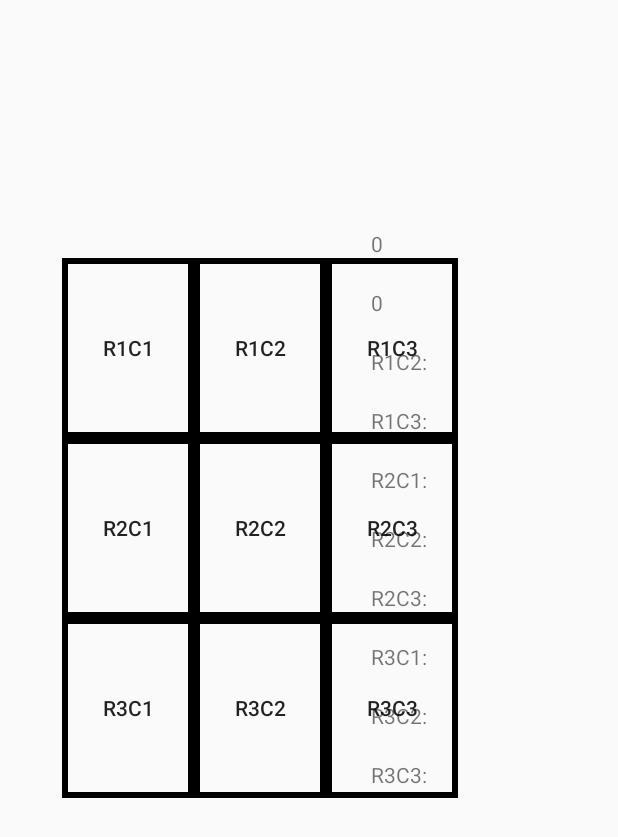
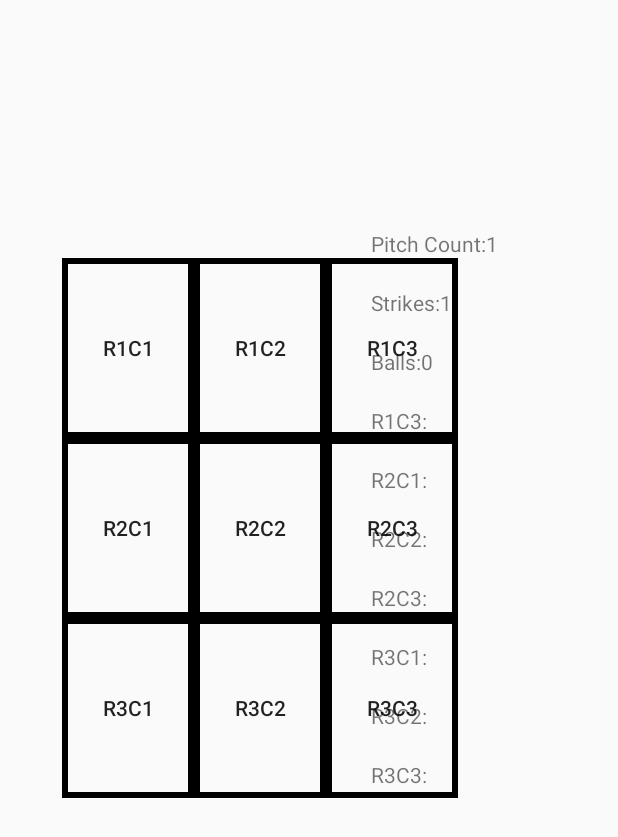
Before and after one commit to connor-dean/PitchersEye, an Android app: the TaggingActivity screen opened directly, with no data from a screen before it, after a tap on "R1C1", on a phone screen of 412 x 824 dp. Shown: the top 837 px of the screen. Run offline under Robolectric (Android 15) with nearby library versions, the phone set to English and light mode, and no system bars.

Commit message:
Added events for buttons

```diff
--- a/app/src/main/java/pitcherseye/pitcherseye/Activities/TaggingActivity.java
+++ b/app/src/main/java/pitcherseye/pitcherseye/Activities/TaggingActivity.java
@@ -5,6 +5,7 @@ import android.content.Context;
 import android.content.Intent;
 import android.support.v7.app.AppCompatActivity;
 import android.os.Bundle;
+import android.util.Log;
 import android.view.View;
 import android.widget.Button;
 import android.widget.TextView;
@@ -23,9 +24,10 @@ public class TaggingActivity extends Activity {
     Button mR3C1;
     Button mR3C2;
     Button mR3C3;
+    Button mFinishGame;
     TextView mPitchCount;
-    TextView mTextR1C1;
-    TextView mTextR1C2;
+    TextView mTextStrikes;
+    TextView mTextBalls;
     TextView mTextR1C3;
     TextView mTextR2C1;
     TextView mTextR2C2;
@@ -37,7 +39,10 @@ public class TaggingActivity extends Activity {
     // Request Code
     int REQUEST_CODE_CALCULATE = 0;
 
-    int totalPitchCount = 0;
+    int pitchCounter = 0;
+    int[] totalPitchCount = new int[pitchCounter];
+    int strikes = 0;
+    int balls = 0;
 
     int count_R1C1 = 0;
     int count_R1C2 = 0;
@@ -62,14 +67,15 @@ public class TaggingActivity extends Activity {
         mR2C1 = (Button) findViewById(R.id.btnR2C1);
         mR2C2 = (Button) findViewById(R.id.btnR2C2);
         mR2C3 = (Button) findViewById(R.id.btnR2C3);
-        mR3C1 = (Button) findViewById(R.id.btnR1C1);
-        mR3C2 = (Button) findViewById(R.id.btnR2C2);
+        mR3C1 = (Button) findViewById(R.id.btnR3C1);
+        mR3C2 = (Button) findViewById(R.id.btnR3C2);
         mR3C3 = (Button) findViewById(R.id.btnR3C3);
+        mFinishGame = (Button) findViewById(R.id.btn_finish_game);
 
         // Instantiate TextViews
-        mPitchCount = (TextView) findViewById(R.id.txt_pitch_count);
-        mTextR1C1 = (TextView) findViewById(R.id.txt_R1C1);
-        mTextR1C2 = (TextView) findViewById(R.id.txt_R1C2);
+        mPitchCount = (TextView) findViewById(R.id.txt_pitch_count_counter);
+        mTextStrikes = (TextView) findViewById(R.id.txt_strikes_counter);
+        mTextBalls = (TextView) findViewById(R.id.txt_balls_counter);
         mTextR1C3 = (TextView) findViewById(R.id.txt_R1C3);
         mTextR2C1 = (TextView) findViewById(R.id.txt_R2C1);
         mTextR2C2 = (TextView) findViewById(R.id.txt_R2C2);
@@ -78,29 +84,137 @@ public class TaggingActivity extends Activity {
         mTextR3C2 = (TextView) findViewById(R.id.txt_R3C2);
         mTextR3C3 = (TextView) findViewById(R.id.txt_R3C3);
 
-//        GridPress(mR1C1, mTextR1C1, count_R1C1);
-//        GridPress(mR1C2, mTextR1C2);
-//        GridPress(mR1C3, mTextR1C3);
-//        GridPress(mR2C1, mTextR2C1);
-//        GridPress(mR2C2, mTextR2C2);
-//        GridPress(mR2C3, mTextR2C3);
-//        GridPress(mR3C1, mTextR3C1);
-//        GridPress(mR3C2, mTextR3C2);
-//        GridPress(mR3C3, mTextR3C3);
-
+        // Needs refactoring eventually
         mR1C1.setOnClickListener(new View.OnClickListener() {
             @Override
             public void onClick(View view) {
-                mTextR1C1.setText(Integer.toString(count_R1C1++));
-                mPitchCount.setText(Integer.toString(totalPitchCount++));
+                // Increase pitch count
+                mPitchCount.setText(Integer.toString(++pitchCounter));
+
+                // Increase strikes
+                mTextStrikes.setText(Integer.toString(++strikes));
+
+                // Increase region count
+                ++count_R1C1;
             }
         });
 
         mR1C2.setOnClickListener(new View.OnClickListener() {
             @Override
             public void onClick(View view) {
-                mTextR1C2.setText(Integer.toString(count_R1C2++));
-                mPitchCount.setText(Integer.toString(totalPitchCount++));
+                // Increase pitch count
+                mPitchCount.setText(Integer.toString(++pitchCounter));
+
+                // Increase strikes
+                mTextStrikes.setText(Integer.toString(++strikes));
+
+                // Increase region count
+                ++count_R1C2;
+            }
+        });
+
+        mR1C3.setOnClickListener(new View.OnClickListener() {
+            @Override
+            public void onClick(View view) {
+                mTextR1C3.setText(Integer.toString(++count_R1C3));
+                mPitchCount.setText(Integer.toString(++pitchCounter));
+
+                // Increase strikes
+                mTextStrikes.setText(Integer.toString(++strikes));
+
+                // Increase region count
+                ++count_R1C3;
+            }
+        });
+
+        mR2C1.setOnClickListener(new View.OnClickListener() {
+            @Override
+            public void onClick(View view) {
+                mTextR2C1.setText(Integer.toString(++count_R2C1));
+                mPitchCount.setText(Integer.toString(++pitchCounter));
+
+                // Increase strikes
+                mTextStrikes.setText(Integer.toString(++strikes));
+
+                // Increase region count
+                ++count_R2C1;
+            }
+        });
+
+        mR2C2.setOnClickListener(new View.OnClickListener() {
+            @Override
+            public void onClick(View view) {
+                mTextR2C2.setText(Integer.toString(++count_R2C2));
+                mPitchCount.setText(Integer.toString(++pitchCounter));
+
+                // Increase strikes
+                mTextStrikes.setText(Integer.toString(++strikes));
+
+                // Increase region count
+                ++count_R2C2;
+            }
+        });
+
+        mR2C3.setOnClickListener(new View.OnClickListener() {
+            @Override
+            public void onClick(View view) {
+                mTextR2C3.setText(Integer.toString(++count_R2C3));
+                mPitchCount.setText(Integer.toString(++pitchCounter));
+
+                // Increase strikes
+                mTextStrikes.setText(Integer.toString(++strikes));
+
+                // Increase region count
+                ++count_R2C3;
+            }
+        });
+
+        mR3C1.setOnClickListener(new View.OnClickListener() {
+            @Override
+            public void onClick(View view) {
+                mTextR3C1.setText(Integer.toString(++count_R3C1));
+                mPitchCount.setText(Integer.toString(++pitchCounter));
+
+                // Increase strikes
+                mTextStrikes.setText(Integer.toString(++strikes));
+
+                // Increase region count
+                ++count_R3C1;
+            }
+        });
+
+        mR3C2.setOnClickListener(new View.OnClickListener() {
+            @Override
+            public void onClick(View view) {
+                mTextR3C2.setText(Integer.toString(++count_R3C2));
+                mPitchCount.setText(Integer.toString(++pitchCounter));
+
+                // Increase strikes
+                mTextStrikes.setText(Integer.toString(++strikes));
+
+                // Increase region count
+                ++count_R3C2;
+            }
+        });
+
+        mR3C3.setOnClickListener(new View.OnClickListener() {
+            @Override
+            public void onClick(View view) {
+                mTextR3C3.setText(Integer.toString(++count_R3C3));
+                mPitchCount.setText(Integer.toString(++pitchCounter));
+
+                // Increase strikes
+                mTextStrikes.setText(Integer.toString(++strikes));
+
+                // Increase region count
+                ++count_R3C3;
+            }
+        });
+
+        mFinishGame.setOnClickListener(new View.OnClickListener() {
+            @Override
+            public void onClick(View view) {
+                // Send stats
             }
         });
 
@@ -167,25 +281,6 @@ public class TaggingActivity extends Activity {
         }
     }*/
 
-    public void adjustCounts(int gridCount, int totalPitchCount) {
-
-    }
-
-/*    public void GridPress(Button gridButton, final TextView gridText, int count, int gridCount) {
-        gridButton.setOnClickListener(new View.OnClickListener() {
-            @Override
-            public void onClick(View view) {
-                totalPitchCount++;
-
-                // Set the count to the appropriate grid location
-                gridText.setText(Integer.toString(count));
-
-                // Adjust the pitch count
-                mPitchCount.setText(Integer.toString(count));
-            }
-        });
-    }*/
-
     public static Intent newIntent(Context packageContext) {
         Intent i = new Intent(packageContext, TaggingActivity.class);
         return i;
--- a/app/src/main/res/layout/activity_tagging.xml
+++ b/app/src/main/res/layout/activity_tagging.xml
@@ -63,20 +63,20 @@
     <Button
         android:background="@drawable/grid_button"
         android:id="@+id/btnR3C1"
-        android:text="R3C1"
         android:layout_width="wrap_content"
         android:layout_height="wrap_content"
+        android:text="R3C1"
         app:layout_constraintLeft_toRightOf="@id/guidelineVertGrid"
-        app:layout_constraintTop_toBottomOf="@id/btnR2C1" />
+        app:layout_constraintTop_toBottomOf="@+id/btnR2C1" />
 
     <Button
         android:background="@drawable/grid_button"
         android:id="@+id/btnR3C2"
-        android:text="R3C2"
         android:layout_width="wrap_content"
         android:layout_height="wrap_content"
-        app:layout_constraintLeft_toRightOf="@id/btnR3C1"
-        app:layout_constraintTop_toBottomOf="@id/btnR2C2" />
+        android:text="R3C2"
+        app:layout_constraintLeft_toRightOf="@+id/btnR3C1"
+        app:layout_constraintTop_toBottomOf="@+id/btnR2C2" />
 
     <Button
         android:background="@drawable/grid_button"
@@ -88,30 +88,56 @@
         app:layout_constraintTop_toBottomOf="@id/btnR2C2" />
 
     <TextView
-        android:id="@+id/txt_pitch_count"
+        android:id="@+id/txt_pitch_count_label"
         android:layout_width="wrap_content"
         android:layout_height="wrap_content"
-        android:text="Pitch Count: "
+        android:text="@string/string_pitch_count"
         app:layout_constraintLeft_toRightOf="@id/guidelineVertStats"
         app:layout_constraintBottom_toTopOf="@id/btnR1C1" />
 
     <TextView
-        android:id="@+id/txt_R1C1"
+        android:id="@+id/txt_pitch_count_counter"
         android:layout_width="wrap_content"
         android:layout_height="wrap_content"
-        android:text="R1C1: "
+        android:text="@string/string_initialize_count"
+        app:layout_constraintLeft_toRightOf="@id/txt_pitch_count_label"
+        app:layout_constraintBottom_toTopOf="@id/btnR1C1" />
+
+    <TextView
+        android:id="@+id/txt_strikes_label"
+        android:layout_width="wrap_content"
+        android:layout_height="wrap_content"
+        android:text="@string/string_strikes"
         android:layout_marginTop="20dp"
         app:layout_constraintLeft_toRightOf="@id/guidelineVertStats"
         app:layout_constraintTop_toTopOf="@id/btnR1C1" />
 
     <TextView
-        android:id="@+id/txt_R1C2"
+        android:id="@+id/txt_strikes_counter"
         android:layout_width="wrap_content"
         android:layout_height="wrap_content"
-        android:text="R1C2: "
+        android:text="@string/string_initialize_count"
+        android:layout_marginTop="20dp"
+        app:layout_constraintLeft_toRightOf="@id/txt_strikes_label"
+        app:layout_constraintTop_toTopOf="@id/btnR1C1" />
+
+
+    <TextView
+        android:id="@+id/txt_balls_label"
+        android:layout_width="wrap_content"
+        android:layout_height="wrap_content"
+        android:text="@string/string_balls"
         android:layout_marginTop="20dp"
         app:layout_constraintLeft_toRightOf="@id/guidelineVertStats"
-        app:layout_constraintTop_toBottomOf="@id/txt_R1C1" />
+        app:layout_constraintTop_toBottomOf="@id/txt_strikes_label" />
+
+    <TextView
+        android:id="@+id/txt_balls_counter"
+        android:layout_width="wrap_content"
+        android:layout_height="wrap_content"
+        android:text="@string/string_initialize_count"
+        app:layout_constraintLeft_toRightOf="@+id/txt_balls_label"
+        app:layout_constraintTop_toTopOf="@id/txt_balls_label"/>
 
     <TextView
         android:id="@+id/txt_R1C3"
@@ -120,7 +146,7 @@
         android:text="R1C3: "
         android:layout_marginTop="20dp"
         app:layout_constraintLeft_toRightOf="@id/guidelineVertStats"
-        app:layout_constraintTop_toBottomOf="@id/txt_R1C2"/>
+        app:layout_constraintTop_toBottomOf="@id/txt_balls_label"/>
 
     <TextView
         android:id="@+id/txt_R2C1"
@@ -176,6 +202,13 @@
         app:layout_constraintLeft_toRightOf="@id/guidelineVertStats"
         app:layout_constraintTop_toBottomOf="@id/txt_R3C2"/>
 
+    <Button
+        android:id="@+id/btn_finish_game"
+        android:layout_width="wrap_content"
+        android:layout_height="wrap_content"
+        android:text="Finish Game"
+        app:layout_constraintLeft_toRightOf="@+id/guidelineVertStats"
+        app:layout_constraintBottom_toTopOf="parent" />
 
     <android.support.constraint.Guideline
         android:id="@+id/guideline"
@@ -199,4 +232,6 @@
         app:layout_constraintGuide_percent="0.6" />
 
 
+
+
 </android.support.constraint.ConstraintLayout>
--- a/app/src/main/res/values/strings.xml
+++ b/app/src/main/res/values/strings.xml
@@ -18,4 +18,10 @@
     <string name="string_logout">Logout</string>
     <string name="string_team_id">Team ID</string>
     <string name="string_registration_id">Registration ID</string>
+
+    <!-- Tagging -->
+    <string name="string_pitch_count">Pitch Count: </string>
+    <string name="string_strikes">Strikes: </string>
+    <string name="string_balls">Balls: </string>
+    <string name="string_initialize_count">0</string>
 </resources>
```
Also changed, not shown: app/src/main/java/pitcherseye/pitcherseye/Stats.java (added, +8 -0 lines).
